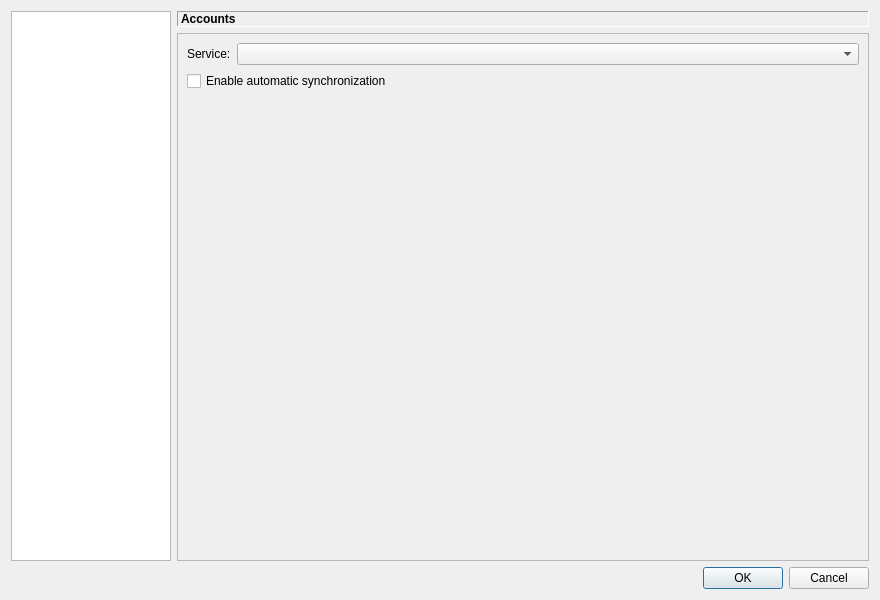
The window that src/gui/settings/settings_dialog.ui (erengy/taiga) describes before a commit, drawn with Qt 5.
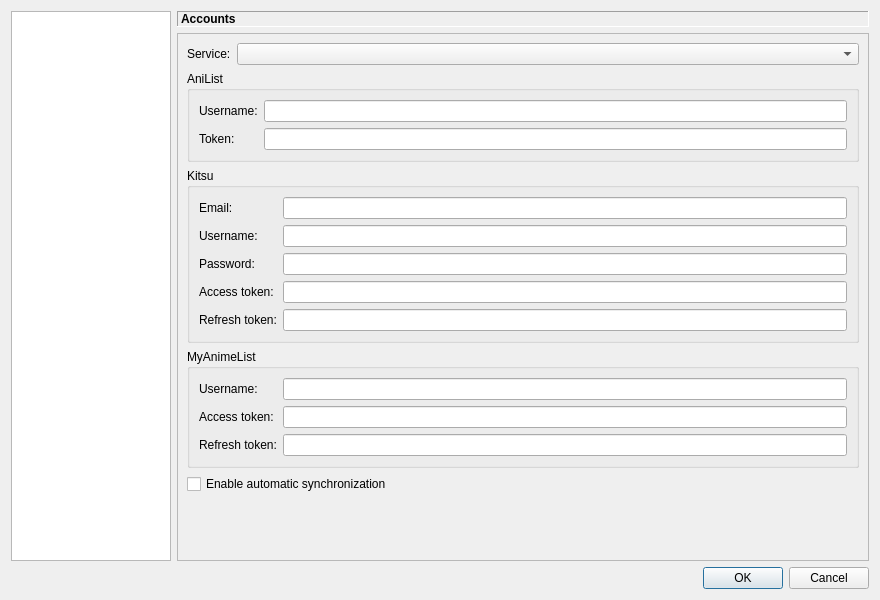
The same window after the commit. The open tabs and pages were chosen to show the change.

Commit message: Add per-service account settings

The edit to the form file:
```diff
--- a/src/gui/settings/settings_dialog.ui
+++ b/src/gui/settings/settings_dialog.ui
@@ -125,6 +125,187 @@
              </item>
             </layout>
            </item>
+           <item>
+            <widget class="QGroupBox" name="anilistGroupBox">
+             <property name="title">
+              <string>AniList</string>
+             </property>
+             <layout class="QFormLayout" name="anilistFormLayout">
+              <item row="0" column="0">
+               <widget class="QLabel" name="anilistUsernameLabel">
+                <property name="text">
+                 <string>Username:</string>
+                </property>
+                <property name="buddy">
+                 <cstring>anilistUsernameLineEdit</cstring>
+                </property>
+               </widget>
+              </item>
+              <item row="0" column="1">
+               <widget class="QLineEdit" name="anilistUsernameLineEdit"/>
+              </item>
+              <item row="1" column="0">
+               <widget class="QLabel" name="anilistTokenLabel">
+                <property name="text">
+                 <string>Token:</string>
+                </property>
+                <property name="buddy">
+                 <cstring>anilistTokenLineEdit</cstring>
+                </property>
+               </widget>
+              </item>
+              <item row="1" column="1">
+               <widget class="QLineEdit" name="anilistTokenLineEdit">
+                <property name="echoMode">
+                 <enum>QLineEdit::Password</enum>
+                </property>
+               </widget>
+              </item>
+             </layout>
+            </widget>
+           </item>
+           <item>
+            <widget class="QGroupBox" name="kitsuGroupBox">
+             <property name="title">
+              <string>Kitsu</string>
+             </property>
+             <layout class="QFormLayout" name="kitsuFormLayout">
+              <item row="0" column="0">
+               <widget class="QLabel" name="kitsuEmailLabel">
+                <property name="text">
+                 <string>Email:</string>
+                </property>
+                <property name="buddy">
+                 <cstring>kitsuEmailLineEdit</cstring>
+                </property>
+               </widget>
+              </item>
+              <item row="0" column="1">
+               <widget class="QLineEdit" name="kitsuEmailLineEdit"/>
+              </item>
+              <item row="1" column="0">
+               <widget class="QLabel" name="kitsuUsernameLabel">
+                <property name="text">
+                 <string>Username:</string>
+                </property>
+                <property name="buddy">
+                 <cstring>kitsuUsernameLineEdit</cstring>
+                </property>
+               </widget>
+              </item>
+              <item row="1" column="1">
+               <widget class="QLineEdit" name="kitsuUsernameLineEdit"/>
+              </item>
+              <item row="2" column="0">
+               <widget class="QLabel" name="kitsuPasswordLabel">
+                <property name="text">
+                 <string>Password:</string>
+                </property>
+                <property name="buddy">
+                 <cstring>kitsuPasswordLineEdit</cstring>
+                </property>
+               </widget>
+              </item>
+              <item row="2" column="1">
+               <widget class="QLineEdit" name="kitsuPasswordLineEdit">
+                <property name="echoMode">
+                 <enum>QLineEdit::Password</enum>
+                </property>
+               </widget>
+              </item>
+              <item row="3" column="0">
+               <widget class="QLabel" name="kitsuAccessTokenLabel">
+                <property name="text">
+                 <string>Access token:</string>
+                </property>
+                <property name="buddy">
+                 <cstring>kitsuAccessTokenLineEdit</cstring>
+                </property>
+               </widget>
+              </item>
+              <item row="3" column="1">
+               <widget class="QLineEdit" name="kitsuAccessTokenLineEdit">
+                <property name="echoMode">
+                 <enum>QLineEdit::Password</enum>
+                </property>
+               </widget>
+              </item>
+              <item row="4" column="0">
+               <widget class="QLabel" name="kitsuRefreshTokenLabel">
+                <property name="text">
+                 <string>Refresh token:</string>
+                </property>
+                <property name="buddy">
+                 <cstring>kitsuRefreshTokenLineEdit</cstring>
+                </property>
+               </widget>
+              </item>
+              <item row="4" column="1">
+               <widget class="QLineEdit" name="kitsuRefreshTokenLineEdit">
+                <property name="echoMode">
+                 <enum>QLineEdit::Password</enum>
+                </property>
+               </widget>
+              </item>
+             </layout>
+            </widget>
+           </item>
+           <item>
+            <widget class="QGroupBox" name="myanimelistGroupBox">
+             <property name="title">
+              <string>MyAnimeList</string>
+             </property>
+             <layout class="QFormLayout" name="myanimelistFormLayout">
+              <item row="0" column="0">
+               <widget class="QLabel" name="myanimelistUsernameLabel">
+                <property name="text">
+                 <string>Username:</string>
+                </property>
+                <property name="buddy">
+                 <cstring>myanimelistUsernameLineEdit</cstring>
+                </property>
+               </widget>
+              </item>
+              <item row="0" column="1">
+               <widget class="QLineEdit" name="myanimelistUsernameLineEdit"/>
+              </item>
+              <item row="1" column="0">
+               <widget class="QLabel" name="myanimelistAccessTokenLabel">
+                <property name="text">
+                 <string>Access token:</string>
+                </property>
+                <property name="buddy">
+                 <cstring>myanimelistAccessTokenLineEdit</cstring>
+                </property>
+               </widget>
+              </item>
+              <item row="1" column="1">
+               <widget class="QLineEdit" name="myanimelistAccessTokenLineEdit">
+                <property name="echoMode">
+                 <enum>QLineEdit::Password</enum>
+                </property>
+               </widget>
+              </item>
+              <item row="2" column="0">
+               <widget class="QLabel" name="myanimelistRefreshTokenLabel">
+                <property name="text">
+                 <string>Refresh token:</string>
+                </property>
+                <property name="buddy">
+                 <cstring>myanimelistRefreshTokenLineEdit</cstring>
+                </property>
+               </widget>
+              </item>
+              <item row="2" column="1">
+               <widget class="QLineEdit" name="myanimelistRefreshTokenLineEdit">
+                <property name="echoMode">
+                 <enum>QLineEdit::Password</enum>
+                </property>
+               </widget>
+              </item>
+             </layout>
+            </widget>
+           </item>
            <item>
             <widget class="QCheckBox" name="syncEnabledCheckBox">
              <property name="text">
```
The commit also changes 2 other files.
